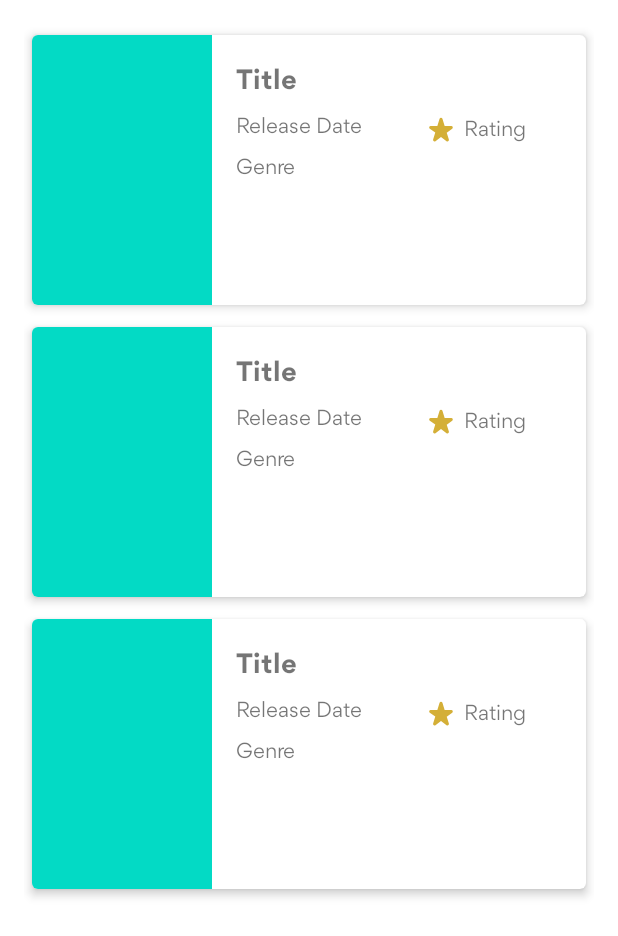
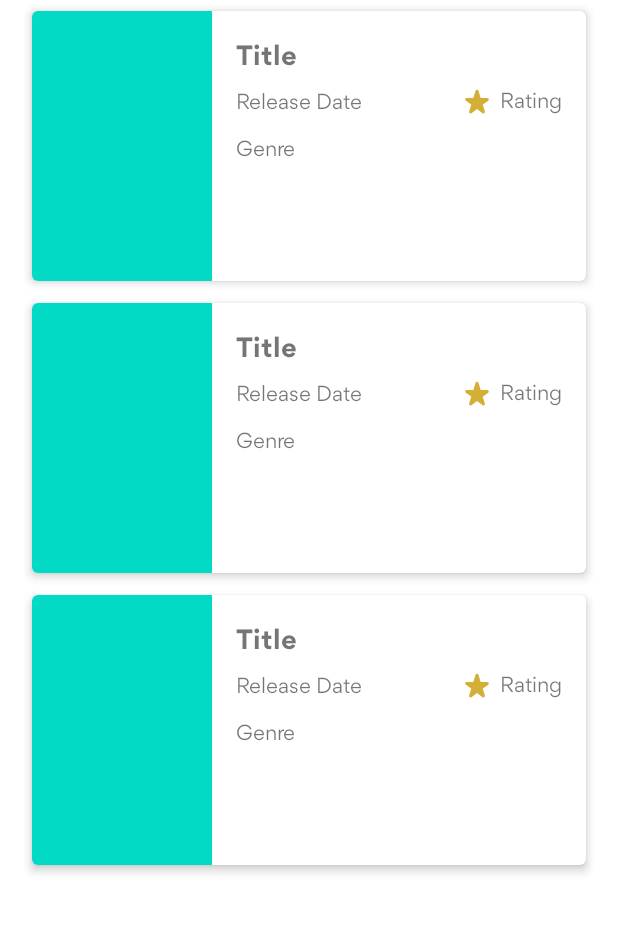
Before and after one commit to febianbatubara/MovieCatalog, an Android app: the layout fragment_movie.xml on its own in the app's theme, with its tools: preview values and no code run, on a phone screen of 412 x 824 dp. Shown: the top 936 px of the screen. Run offline under Robolectric (Android 15) with nearby library versions, the phone set to English and light mode, and no system bars.

Commit message:
fix some bug, add tv shows fragment

```diff
--- a/app/src/main/res/layout/fragment_movie.xml
+++ b/app/src/main/res/layout/fragment_movie.xml
@@ -4,21 +4,22 @@
     xmlns:tools="http://schemas.android.com/tools"
     android:layout_width="match_parent"
     android:layout_height="match_parent"
-    android:background="@android:color/white">
+    android:background="@android:color/white"
+    tools:context=".ui.movie.MovieFragment">
 
     <androidx.recyclerview.widget.RecyclerView
         android:id="@+id/rv_movies"
         android:layout_width="0dp"
         android:layout_height="0dp"
-        android:padding="16dp"
+        android:paddingStart="16dp"
+        android:paddingEnd="16dp"
+        android:paddingBottom="8dp"
         app:layout_behavior="@string/appbar_scrolling_view_behavior"
         app:layout_constraintBottom_toBottomOf="parent"
         app:layout_constraintEnd_toEndOf="parent"
         app:layout_constraintStart_toStartOf="parent"
         app:layout_constraintTop_toTopOf="parent"
-        tools:listitem="@layout/items_content">
-
-    </androidx.recyclerview.widget.RecyclerView>
+        tools:listitem="@layout/items_content" />
 
     <ProgressBar
         android:id="@+id/progress_bar"
--- a/app/src/main/res/layout/items_content.xml
+++ b/app/src/main/res/layout/items_content.xml
@@ -33,7 +33,6 @@
             android:id="@+id/tv_item_title"
             style="@style/TextContent.Bold"
             android:layout_width="0dp"
-            android:layout_height="wrap_content"
             android:layout_marginStart="16dp"
             android:layout_marginTop="16dp"
             android:layout_marginEnd="16dp"
@@ -49,8 +48,6 @@
         <TextView
             android:id="@+id/tv_item_date"
             style="@style/TextContent"
-            android:layout_width="wrap_content"
-            android:layout_height="wrap_content"
             android:layout_marginTop="8dp"
             android:gravity="start"
             android:textSize="14sp"
@@ -61,14 +58,13 @@
         <TextView
             android:id="@+id/tv_rating"
             style="@style/TextContent"
-            android:layout_width="wrap_content"
-            android:layout_height="wrap_content"
-            android:layout_marginTop="8dp"
+            android:layout_marginTop="5dp"
             android:drawablePadding="3dp"
             android:gravity="center_vertical"
             android:textSize="14sp"
             app:drawableStartCompat="@drawable/ic_star_gold"
-            app:layout_constraintEnd_toEndOf="parent"
+            app:layout_constraintEnd_toEndOf="@+id/tv_item_title"
+            app:layout_constraintHorizontal_bias="1.0"
             app:layout_constraintStart_toEndOf="@id/tv_item_date"
             app:layout_constraintTop_toBottomOf="@id/tv_item_title"
             tools:text="@string/rating" />
@@ -76,11 +72,12 @@
         <TextView
             android:id="@+id/tv_item_genre"
             style="@style/TextContent"
-            android:layout_width="wrap_content"
-            android:layout_height="wrap_content"
-            android:layout_marginTop="8dp"
+            android:layout_width="0dp"
+            android:layout_marginTop="12dp"
             android:gravity="start"
+            android:maxLines="2"
             android:textSize="14sp"
+            app:layout_constraintEnd_toEndOf="@+id/tv_item_title"
             app:layout_constraintStart_toStartOf="@+id/tv_item_date"
             app:layout_constraintTop_toBottomOf="@+id/tv_item_date"
             tools:text="@string/genre" />
```
Also changed, not shown: app/src/main/java/com/febian/android/moviecatalog/ui/tvshow/TvShowAdapter.kt (+56 -1 lines), app/src/main/java/com/febian/android/moviecatalog/ui/tvshow/TvShowFragment.kt (+23 -0 lines), app/src/main/java/com/febian/android/moviecatalog/ui/tvshow/TvShowViewModel.kt (added, +10 -0 lines), app/src/main/res/layout/activity_home.xml (+8 -7 lines), app/src/main/res/layout/fragment_tv_show.xml (+33 -2 lines), app/src/main/res/values-night/themes.xml (+14 -3 lines), app/src/main/res/values/themes.xml (+15 -3 lines).
